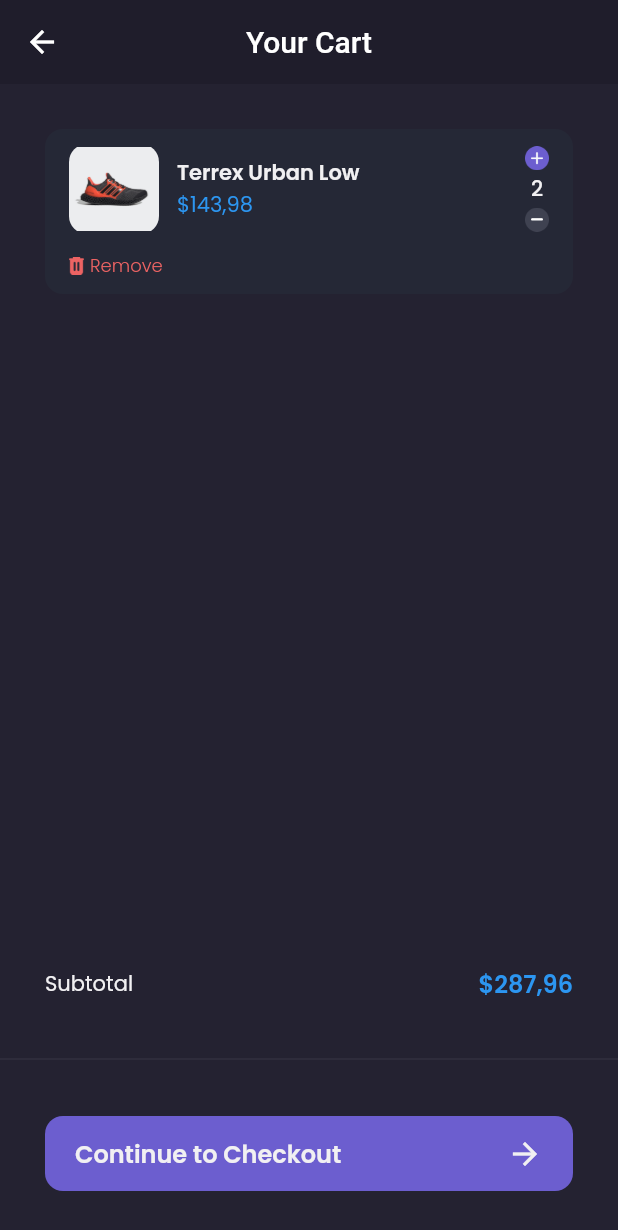
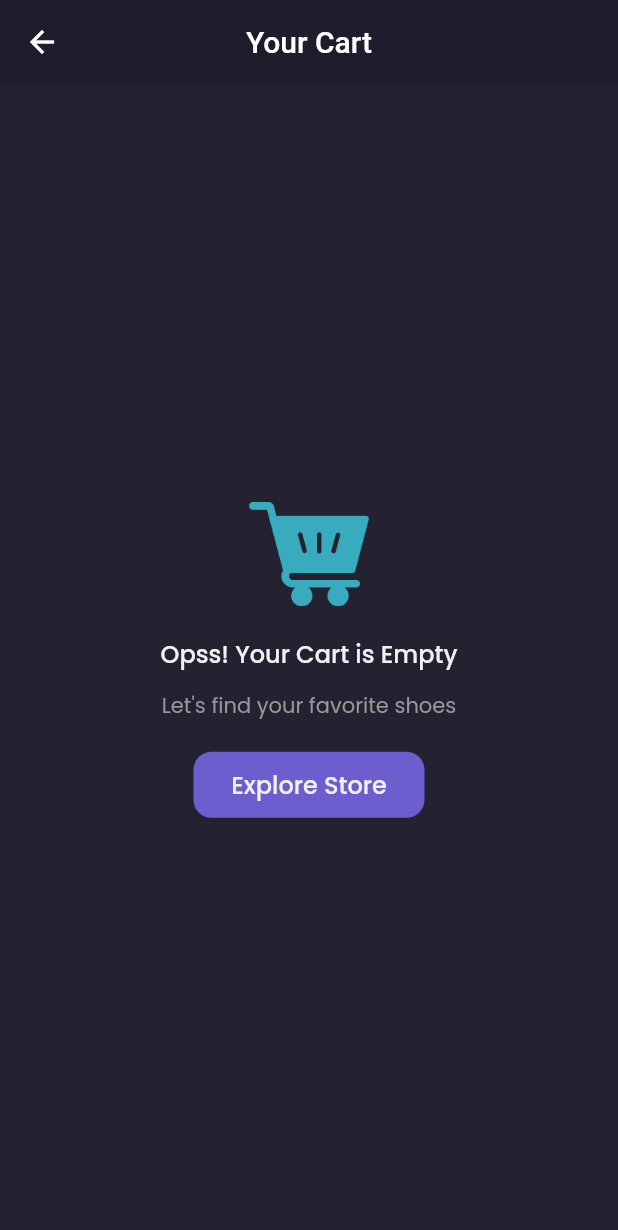
Before and after one commit to zeddinfo/ShamoOnlineShopFlutter, a Flutter app: the CartPage screen opened by its route, on a phone screen of 412 x 824 dp. Shown: the top 1230 px of the screen. Run offline on Flutter 3.47's test engine with Material 2 defaults, Android fonts, the phone set to English and light mode, and no system bars; our stand-ins replace google_fonts; accounts and stored records are empty; network calls fail.

Commit message:
add cart provider

```diff
--- a/lib/main.dart
+++ b/lib/main.dart
@@ -11,6 +11,7 @@ import 'package:shamo/pages/sign_in_page.dart';
 import 'package:shamo/pages/sign_up_page.dart';
 import 'package:shamo/pages/splash_page.dart';
 import 'package:shamo/providers/auth_provider.dart';
+import 'package:shamo/providers/cart_provider.dart';
 import 'package:shamo/providers/product_provider.dart';
 import 'package:shamo/providers/wishlist_provider.dart';
 
@@ -30,6 +31,9 @@ class MyApp extends StatelessWidget {
         ChangeNotifierProvider(
           create: (context) => WishlistProvider(),
         ),
+        ChangeNotifierProvider(
+          create: (context) => CartProvider(),
+        ),
       ],
       child: MaterialApp(
         debugShowCheckedModeBanner: false,
--- /dev/null
+++ b/lib/models/cart_model.dart
@@ -0,0 +1,31 @@
+import 'package:shamo/models/product_model.dart';
+
+class CartModel {
+  int id;
+  ProductModel product;
+  int quantity;
+
+  CartModel({
+    this.id,
+    this.product,
+    this.quantity,
+  });
+
+  CartModel.fromJson(Map<String, dynamic> json) {
+    id = json['id'];
+    product = ProductModel.fromJson(json['product']);
+    quantity = json['quantity'];
+  }
+
+  Map<String, dynamic> toJson() {
+    return {
+      'id': id,
+      'product': product.toJson(),
+      'quantity': quantity,
+    };
+  }
+
+  double getTotalPrice() {
+    return product.price * quantity;
+  }
+}
--- a/lib/pages/cart_page.dart
+++ b/lib/pages/cart_page.dart
@@ -1,10 +1,14 @@
 import 'package:flutter/material.dart';
+import 'package:provider/provider.dart';
+import 'package:shamo/providers/cart_provider.dart';
 import 'package:shamo/theme.dart';
 import 'package:shamo/widgets/cart_card.dart';
 
 class CartPage extends StatelessWidget {
   @override
   Widget build(BuildContext context) {
+    CartProvider cartProvider = Provider.of<CartProvider>(context);
+
     Widget header() {
       return AppBar(
         backgroundColor: backgroundColor1,
@@ -78,9 +82,11 @@ class CartPage extends StatelessWidget {
         padding: EdgeInsets.symmetric(
           horizontal: defaultMargin,
         ),
-        children: [
-          CartCard(),
-        ],
+        children: cartProvider.carts
+            .map(
+              (cart) => CartCard(cart),
+            )
+            .toList(),
       );
     }
 
@@ -101,7 +107,7 @@ class CartPage extends StatelessWidget {
                     style: primaryTextStyle,
                   ),
                   Text(
-                    '\$287,96',
+                    '\$${cartProvider.totalPrice()}',
                     style: priceTextStyle.copyWith(
                       fontSize: 16,
                       fontWeight: semiBold,
@@ -164,8 +170,9 @@ class CartPage extends StatelessWidget {
     return Scaffold(
       backgroundColor: backgroundColor3,
       appBar: header(),
-      body: content(),
-      bottomNavigationBar: customBottomNav(),
+      body: cartProvider.carts.length == 0 ? emptyCart() : content(),
+      bottomNavigationBar:
+          cartProvider.carts.length == 0 ? SizedBox() : customBottomNav(),
     );
   }
 }
--- a/lib/widgets/cart_card.dart
+++ b/lib/widgets/cart_card.dart
@@ -1,9 +1,17 @@
 import 'package:flutter/material.dart';
+import 'package:provider/provider.dart';
+import 'package:shamo/models/cart_model.dart';
+import 'package:shamo/providers/cart_provider.dart';
 import 'package:shamo/theme.dart';
 
 class CartCard extends StatelessWidget {
+  final CartModel cart;
+  CartCard(this.cart);
+
   @override
   Widget build(BuildContext context) {
+    CartProvider cartProvider = Provider.of<CartProvider>(context);
+
     return Container(
       margin: EdgeInsets.only(
         top: defaultMargin,
@@ -26,8 +34,8 @@ class CartCard extends StatelessWidget {
                 decoration: BoxDecoration(
                   borderRadius: BorderRadius.circular(12),
                   image: DecorationImage(
-                    image: AssetImage(
-                      'assets/image_shoes.png',
+                    image: NetworkImage(
+                      cart.product.galleries[0].url,
                     ),
                   ),
                 ),
@@ -40,13 +48,13 @@ class CartCard extends StatelessWidget {
                   crossAxisAlignment: CrossAxisAlignment.start,
                   children: [
                     Text(
-                      'Terrex Urban Low',
+                      cart.product.name,
                       style: primaryTextStyle.copyWith(
                         fontWeight: semiBold,
                       ),
                     ),
                     Text(
-                      '\$143,98',
+                      '\$${cart.product.price}',
                       style: priceTextStyle,
                     ),
                   ],
@@ -54,15 +62,20 @@ class CartCard extends StatelessWidget {
               ),
               Column(
                 children: [
-                  Image.asset(
+                  GestureDetector(
+                    onTap: () {
+                      cartProvider.addQuantity(cart.id);
+                    },
+                    child: Image.asset(
                       'assets/button_add.png',
                       width: 16,
+                    ),
                   ),
                   SizedBox(
                     height: 2,
                   ),
                   Text(
-                    '2',
+                    cart.quantity.toString(),
                     style: primaryTextStyle.copyWith(
                       fontWeight: medium,
                     ),
@@ -70,9 +83,14 @@ class CartCard extends StatelessWidget {
                   SizedBox(
                     height: 2,
                   ),
-                  Image.asset(
+                  GestureDetector(
+                    onTap: () {
+                      cartProvider.reduceQuantity(cart.id);
+                    },
+                    child: Image.asset(
                       'assets/button_min.png',
                       width: 16,
+                    ),
                   ),
                 ],
               ),
@@ -81,7 +99,11 @@ class CartCard extends StatelessWidget {
           SizedBox(
             height: 12,
           ),
-          Row(
+          GestureDetector(
+            onTap: () {
+              cartProvider.removeCart(cart.id);
+            },
+            child: Row(
               children: [
                 Image.asset(
                   'assets/icon_remove.png',
@@ -99,6 +121,7 @@ class CartCard extends StatelessWidget {
                 ),
               ],
             ),
+          ),
         ],
       ),
     );
```
Also changed, not shown: lib/pages/product_page.dart (+6 -1 lines), lib/providers/cart_provider.dart (added, +75 -0 lines). Lines whose indentation alone changed are shown as unchanged.
